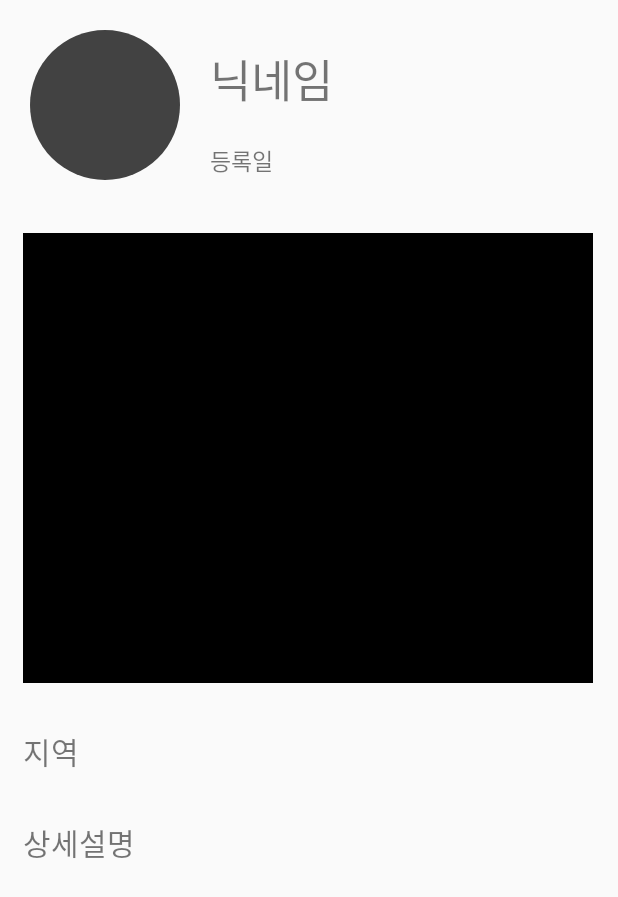
After one commit to Kwonminwoo/rental-service-android, an Android app: the layout place_detail.xml on its own in the app's theme, with its tools: preview values and no code run, on a phone screen of 412 x 824 dp. The commit adds this screen. Shown: the top 897 px of the screen. Run offline under Robolectric (Android 15) with nearby library versions, the phone set to English and light mode, and no system bars.

Commit message:
place_detail 레이아웃

```diff
--- a/app/src/main/java/com/example/rental_service/PlaceList/Place.java
+++ b/app/src/main/java/com/example/rental_service/PlaceList/Place.java
@@ -32,4 +32,6 @@ public class Place {
     public void setComment(){
         this.comment=comment;
     }
+
+
 }
--- a/app/src/main/java/com/example/rental_service/PlaceList/PlaceList.java
+++ b/app/src/main/java/com/example/rental_service/PlaceList/PlaceList.java
@@ -24,9 +24,9 @@ public class PlaceList extends AppCompatActivity {
 
         //확인용
         adapter.addItem(new Place("사용자 A","천안 서북구", "넘 조아요"));
-        adapter.addItem(new Place("사용자 A","천안 서북구", "넘 조아요"));
-        adapter.addItem(new Place("사용자 A","천안 서북구", "넘 조아요"));
-        adapter.addItem(new Place("사용자 A","천안 서북구", "넘 조아요"));
+        adapter.addItem(new Place("사용자 B","천안 서북구", "넘 조아요"));
+        adapter.addItem(new Place("사용자 C","천안 서북구", "넘 조아요"));
+        adapter.addItem(new Place("사용자 D","천안 서북구", "넘 조아요"));
 
         recyclerView.setAdapter(adapter);
     }
--- /dev/null
+++ b/app/src/main/res/layout/place_detail.xml
@@ -0,0 +1,77 @@
+<?xml version="1.0" encoding="utf-8"?>
+<LinearLayout xmlns:android="http://schemas.android.com/apk/res/android"
+    xmlns:app="http://schemas.android.com/apk/res-auto"
+    xmlns:tools="http://schemas.android.com/tools"
+    android:layout_width="match_parent"
+    android:layout_height="wrap_content"
+    android:orientation="vertical"
+    >
+
+
+    <LinearLayout
+        android:layout_width="match_parent"
+        android:layout_height="match_parent"
+        android:orientation="horizontal">
+
+        <ImageButton
+            android:id="@+id/profile_image"
+            android:background="@drawable/profile_circle"
+            android:layout_width="100dp"
+            android:layout_height="100dp"
+            android:layout_margin="20dp" />
+
+        <LinearLayout
+            android:layout_width="match_parent"
+            android:layout_height="match_parent"
+            android:orientation="vertical">
+
+            <TextView
+                android:id="@+id/user_name"
+                android:layout_width="match_parent"
+                android:layout_height="wrap_content"
+                android:layout_marginTop="30sp"
+                android:textSize="30sp"
+                android:text="닉네임"
+              />
+
+            <TextView
+                android:layout_width="match_parent"
+                android:layout_height="wrap_content"
+                android:layout_marginTop="20sp"
+                android:textSize="15sp"
+                android:text="등록일 "/>
+
+        </LinearLayout>
+
+    </LinearLayout>
+
+    <ImageView
+        android:id="@+id/place_image"
+        android:layout_width="380sp"
+        android:layout_height="300sp"
+        android:layout_margin="15sp"
+        app:srcCompat="@android:drawable/screen_background_dark"
+        tools:ignore="InvalidId" />
+
+    <TextView
+        android:id="@+id/user_region"
+        android:layout_width="match_parent"
+        android:layout_height="wrap_content"
+        android:layout_marginTop="20sp"
+        android:textSize="20sp"
+        android:layout_margin="15sp"
+        android:text="지역"
+        />
+
+    <TextView
+        android:id="@+id/place_detail_text"
+        android:layout_width="match_parent"
+        android:layout_height="wrap_content"
+        android:layout_marginTop="20sp"
+        android:textSize="20sp"
+        android:layout_margin="15sp"
+        android:text="상세설명"
+        />
+
+
+</LinearLayout>
--- a/app/src/main/res/layout/place_list.xml
+++ b/app/src/main/res/layout/place_list.xml
@@ -11,7 +11,7 @@
         android:id="@+id/textView"
         android:layout_width="match_parent"
         android:layout_height="wrap_content"
-        android:text="장소 대여 리스트"
+        android:text="우리동네 장소 대여"
         android:layout_margin="10dp"
         android:textStyle="bold"
         android:textSize="30sp"/>
--- a/app/src/main/res/layout/user_info.xml
+++ b/app/src/main/res/layout/user_info.xml
@@ -14,8 +14,8 @@
 
         <ImageView
             android:id="@+id/profile_imageView"
-            android:layout_width="200dp"
-            android:layout_height="200dp"
+            android:layout_width="150dp"
+            android:layout_height="150dp"
             android:layout_margin="20dp"
             tools:srcCompat="@tools:sample/avatars" />
 
@@ -26,7 +26,7 @@
             android:text="닉네임"
             android:layout_marginTop="40dp"
             android:textColor="@color/black"
-            android:textSize="50dp"/>
+            android:textSize="25dp"/>
 
     </LinearLayout>
 
@@ -37,7 +37,7 @@
         android:text="&lt;받은 후기&gt;"
         android:layout_margin="40dp"
         android:textColor="@color/black"
-        android:textSize="50dp"/>
+        android:textSize="30dp"/>
 
     <androidx.recyclerview.widget.RecyclerView
         android:id="@+id/user_review_recyclerView"
```
